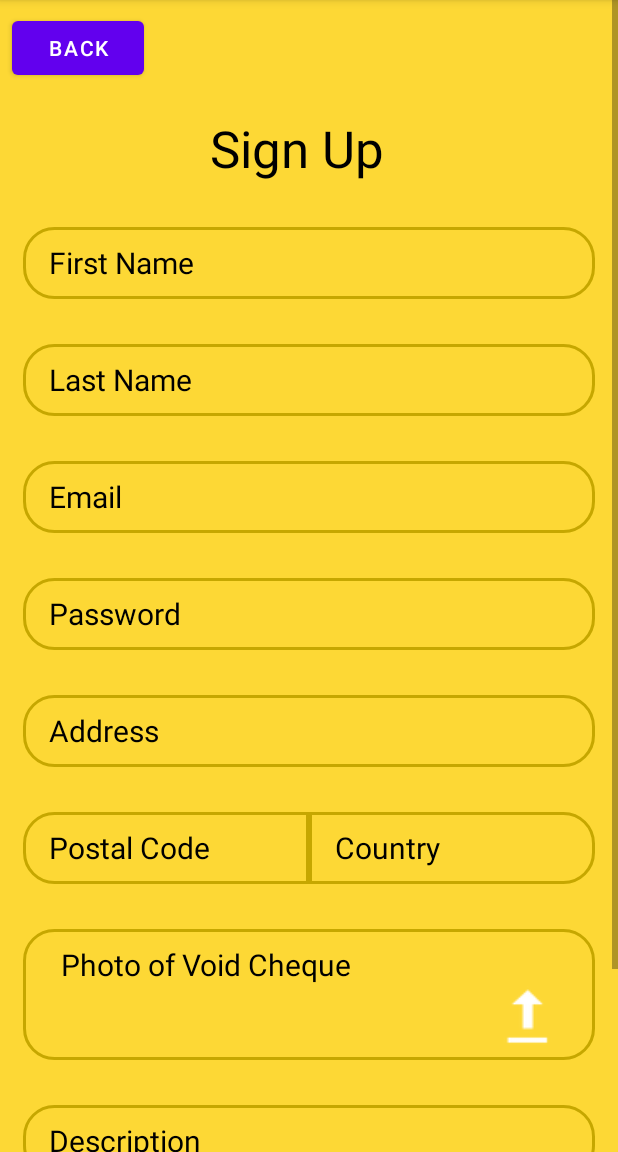
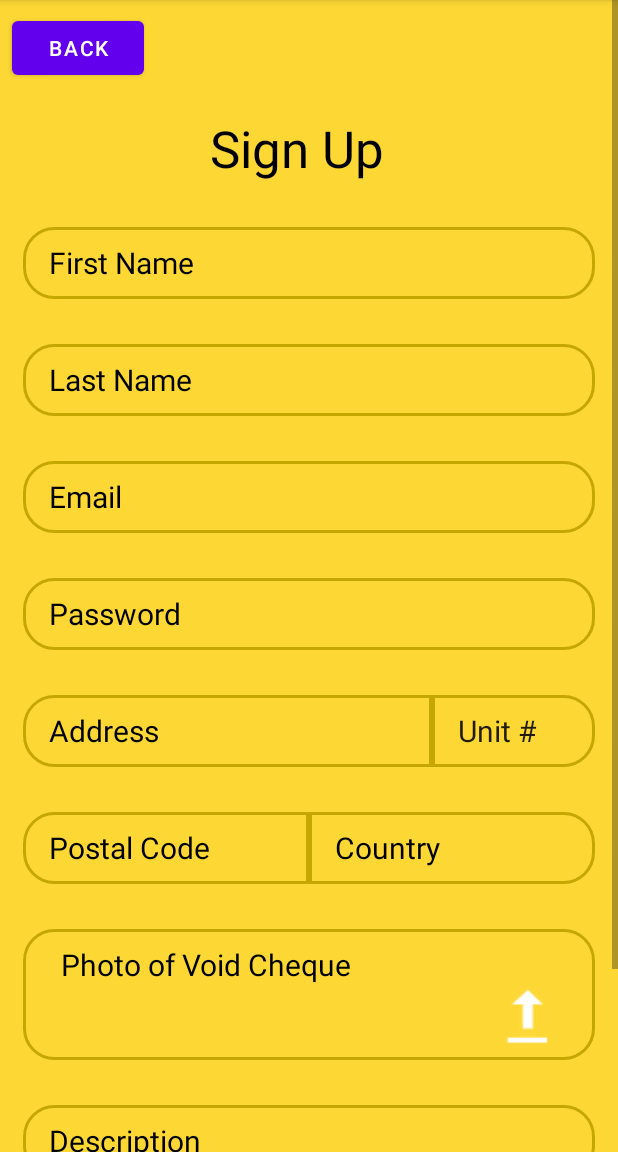
Before and after one commit to Tom-Latimer/Mealer, an Android app: the CookSignUp screen opened directly, with no data from a screen before it, on a phone screen of 412 x 824 dp, the part 84-1236 px from its top. Run offline under Robolectric (Android 15) with nearby library versions, the phone set to English and light mode, and no system bars.

Commit message:
added unit # to UI for Cook Sign Up

```diff
--- a/app/src/main/java/com/example/mealer/CookSignUp.java
+++ b/app/src/main/java/com/example/mealer/CookSignUp.java
@@ -27,7 +27,7 @@ public class CookSignUp extends AppCompatActivity {
         startActivity(new Intent(CookSignUp.this, Home.class));
     }
 
-    protected void ChooseImageBtn(){
+    protected void ChooseImageBtn(View view){
         Intent chooseVoidCheckPhoto = new Intent();
         chooseVoidCheckPhoto.setType("image/*");
         chooseVoidCheckPhoto.setAction(Intent.ACTION_GET_CONTENT);
--- a/app/src/main/res/layout/activity_cook_sign_up.xml
+++ b/app/src/main/res/layout/activity_cook_sign_up.xml
@@ -120,15 +120,19 @@
                 android:textColorHint="@color/black"
                 android:textSize="20sp" />
 
+            <LinearLayout
+                android:layout_width="match_parent"
+                android:layout_height="match_parent"
+                android:orientation="horizontal">
+
                 <EditText
                     android:id="@+id/addressField"
                     android:layout_width="match_parent"
                     android:layout_height="wrap_content"
                     android:layout_marginStart="15dp"
                     android:layout_marginTop="30dp"
-                android:layout_marginEnd="15dp"
                     android:layout_weight="1"
-                android:background="@drawable/edit_text_background"
+                    android:background="@drawable/credit_card_left_background"
                     android:ems="10"
                     android:hint="Address"
                     android:importantForAutofill="no"
@@ -140,6 +144,25 @@
                     android:paddingBottom="10dp"
                     android:textColorHint="@color/black"
                     android:textSize="20sp" />
+
+                <EditText
+                    android:id="@+id/unitField"
+                    android:layout_width="wrap_content"
+                    android:layout_height="wrap_content"
+                    android:layout_marginTop="30dp"
+                    android:layout_marginEnd="15dp"
+                    android:layout_weight="1"
+                    android:background="@drawable/credit_card_right_background"
+                    android:ems="10"
+                    android:inputType="textShortMessage"
+                    android:minHeight="48dp"
+                    android:paddingStart="17dp"
+                    android:paddingTop="10dp"
+                    android:paddingEnd="17dp"
+                    android:paddingBottom="10dp"
+                    android:text="Unit #"
+                    android:textSize="20sp" />
+            </LinearLayout>
 
             <LinearLayout
                 android:id="@+id/linearLayout2"
```
Lines whose indentation alone changed are shown as unchanged.
